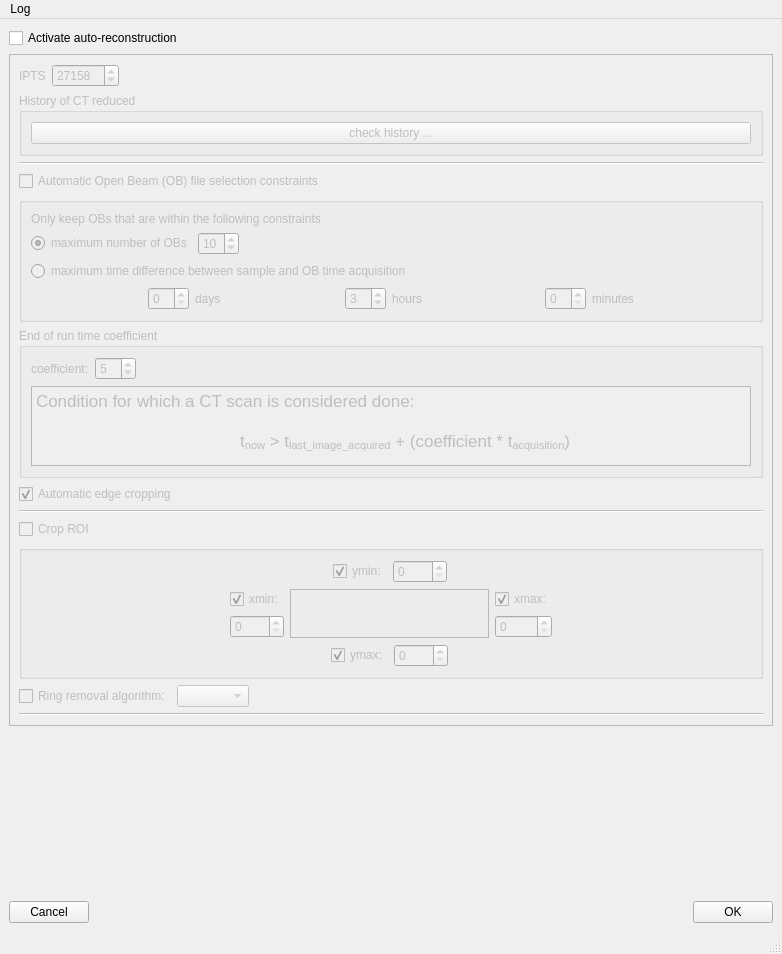
This is rockit_autoreconstruction_ui/ui/mainWindow.ui in ornlneutronimaging/rockit_autoreconstruction_ui as Qt 5 draws it before an edit. The edited form follows.
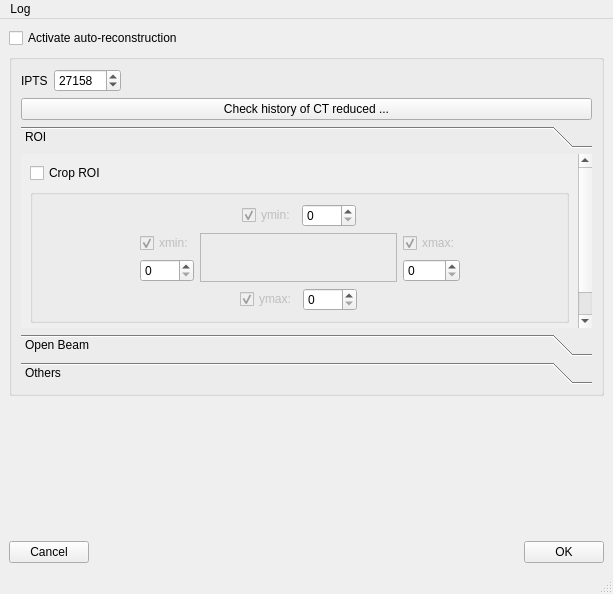
This is the edited form. The open tabs and pages were chosen to show the change.

Commit message: Improved ui. this refs #22

Diff of the .ui file:
```diff
--- a/rockit_autoreconstruction_ui/ui/mainWindow.ui
+++ b/rockit_autoreconstruction_ui/ui/mainWindow.ui
@@ -6,15 +6,15 @@
    <rect>
     <x>0</x>
     <y>0</y>
-    <width>782</width>
-    <height>954</height>
+    <width>613</width>
+    <height>594</height>
    </rect>
   </property>
   <property name="windowTitle">
    <string>maverick</string>
   </property>
   <widget class="QWidget" name="centralwidget">
-   <layout class="QVBoxLayout" name="verticalLayout_2">
+   <layout class="QVBoxLayout" name="verticalLayout_3">
     <item>
      <widget class="QCheckBox" name="activate_auto_reconstruction_checkBox">
       <property name="text">
@@ -23,15 +23,9 @@
      </widget>
     </item>
     <item>
-     <widget class="QFrame" name="auto_reconstruction_frame">
-      <property name="enabled">
-       <bool>false</bool>
-      </property>
-      <property name="frameShape">
-       <enum>QFrame::StyledPanel</enum>
-      </property>
-      <property name="frameShadow">
-       <enum>QFrame::Raised</enum>
+     <widget class="QGroupBox" name="groupBox">
+      <property name="title">
+       <string/>
       </property>
       <layout class="QVBoxLayout" name="verticalLayout">
        <item>
@@ -71,35 +65,314 @@
          </item>
         </layout>
        </item>
-       <item>
-        <widget class="QGroupBox" name="groupBox">
-         <property name="sizePolicy">
-          <sizepolicy hsizetype="Preferred" vsizetype="Expanding">
-           <horstretch>0</horstretch>
-           <verstretch>0</verstretch>
-          </sizepolicy>
-         </property>
-         <property name="title">
-          <string>History of CT reduced</string>
-         </property>
-         <layout class="QVBoxLayout" name="verticalLayout_3">
           <item>
            <widget class="QPushButton" name="preview_pushButton">
             <property name="text">
-             <string>check history ...</string>
+          <string>Check history of CT reduced ...</string>
             </property>
            </widget>
           </item>
-         </layout>
+       <item>
+        <widget class="QToolBox" name="toolBox">
+         <property name="currentIndex">
+          <number>2</number>
+         </property>
+         <widget class="QWidget" name="page">
+          <property name="geometry">
+           <rect>
+            <x>0</x>
+            <y>0</y>
+            <width>559</width>
+            <height>254</height>
+           </rect>
+          </property>
+          <attribute name="label">
+           <string>ROI</string>
+          </attribute>
+          <layout class="QVBoxLayout" name="verticalLayout_2">
+           <item>
+            <widget class="QCheckBox" name="crop_roi_checkBox">
+             <property name="text">
+              <string>Crop ROI</string>
+             </property>
+            </widget>
+           </item>
+           <item>
+            <widget class="QGroupBox" name="crop_roi_groupBox">
+             <property name="title">
+              <string/>
+             </property>
+             <layout class="QGridLayout" name="gridLayout">
+              <item row="1" column="2">
+               <widget class="QFrame" name="frame">
+                <property name="sizePolicy">
+                 <sizepolicy hsizetype="MinimumExpanding" vsizetype="Expanding">
+                  <horstretch>0</horstretch>
+                  <verstretch>0</verstretch>
+                 </sizepolicy>
+                </property>
+                <property name="frameShape">
+                 <enum>QFrame::StyledPanel</enum>
+                </property>
+                <property name="frameShadow">
+                 <enum>QFrame::Raised</enum>
+                </property>
+               </widget>
+              </item>
+              <item row="0" column="2">
+               <layout class="QHBoxLayout" name="horizontalLayout_3">
+                <item>
+                 <spacer name="horizontalSpacer_5">
+                  <property name="orientation">
+                   <enum>Qt::Horizontal</enum>
+                  </property>
+                  <property name="sizeHint" stdset="0">
+                   <size>
+                    <width>40</width>
+                    <height>20</height>
+                   </size>
+                  </property>
+                 </spacer>
+                </item>
+                <item>
+                 <widget class="QCheckBox" name="ymin_checkBox">
+                  <property name="enabled">
+                   <bool>false</bool>
+                  </property>
+                  <property name="text">
+                   <string>ymin:</string>
+                  </property>
+                  <property name="checked">
+                   <bool>true</bool>
+                  </property>
+                 </widget>
+                </item>
+                <item>
+                 <widget class="QSpinBox" name="ymin_spinBox">
+                  <property name="maximum">
+                   <number>5000</number>
+                  </property>
+                 </widget>
+                </item>
+                <item>
+                 <spacer name="horizontalSpacer_6">
+                  <property name="orientation">
+                   <enum>Qt::Horizontal</enum>
+                  </property>
+                  <property name="sizeHint" stdset="0">
+                   <size>
+                    <width>40</width>
+                    <height>20</height>
+                   </size>
+                  </property>
+                 </spacer>
+                </item>
+               </layout>
+              </item>
+              <item row="1" column="1">
+               <layout class="QVBoxLayout" name="verticalLayout_4">
+                <item>
+                 <spacer name="verticalSpacer_4">
+                  <property name="orientation">
+                   <enum>Qt::Vertical</enum>
+                  </property>
+                  <property name="sizeHint" stdset="0">
+                   <size>
+                    <width>20</width>
+                    <height>40</height>
+                   </size>
+                  </property>
+                 </spacer>
+                </item>
+                <item>
+                 <widget class="QCheckBox" name="xmin_checkBox">
+                  <property name="enabled">
+                   <bool>false</bool>
+                  </property>
+                  <property name="text">
+                   <string>xmin:</string>
+                  </property>
+                  <property name="checked">
+                   <bool>true</bool>
+                  </property>
         </widget>
        </item>
        <item>
-        <widget class="Line" name="line_3">
+                 <widget class="QSpinBox" name="xmin_spinBox">
+                  <property name="maximum">
+                   <number>5000</number>
+                  </property>
+                 </widget>
+                </item>
+                <item>
+                 <spacer name="verticalSpacer">
          <property name="orientation">
+                   <enum>Qt::Vertical</enum>
+                  </property>
+                  <property name="sizeHint" stdset="0">
+                   <size>
+                    <width>20</width>
+                    <height>40</height>
+                   </size>
+                  </property>
+                 </spacer>
+                </item>
+               </layout>
+              </item>
+              <item row="1" column="0">
+               <spacer name="horizontalSpacer_3">
+                <property name="orientation">
           <enum>Qt::Horizontal</enum>
          </property>
-        </widget>
-       </item>
+                <property name="sizeHint" stdset="0">
+                 <size>
+                  <width>40</width>
+                  <height>20</height>
+                 </size>
+                </property>
+               </spacer>
+              </item>
+              <item row="1" column="3">
+               <layout class="QVBoxLayout" name="verticalLayout_5">
+                <item>
+                 <spacer name="verticalSpacer_5">
+                  <property name="orientation">
+                   <enum>Qt::Vertical</enum>
+                  </property>
+                  <property name="sizeHint" stdset="0">
+                   <size>
+                    <width>20</width>
+                    <height>40</height>
+                   </size>
+                  </property>
+                 </spacer>
+                </item>
+                <item>
+                 <widget class="QCheckBox" name="xmax_checkBox">
+                  <property name="enabled">
+                   <bool>false</bool>
+                  </property>
+                  <property name="text">
+                   <string>xmax:</string>
+                  </property>
+                  <property name="checked">
+                   <bool>true</bool>
+                  </property>
+                 </widget>
+                </item>
+                <item>
+                 <widget class="QSpinBox" name="xmax_spinBox">
+                  <property name="maximum">
+                   <number>5000</number>
+                  </property>
+                 </widget>
+                </item>
+                <item>
+                 <spacer name="verticalSpacer_2">
+                  <property name="orientation">
+                   <enum>Qt::Vertical</enum>
+                  </property>
+                  <property name="sizeHint" stdset="0">
+                   <size>
+                    <width>20</width>
+                    <height>40</height>
+                   </size>
+                  </property>
+                 </spacer>
+                </item>
+               </layout>
+              </item>
+              <item row="2" column="2">
+               <layout class="QHBoxLayout" name="horizontalLayout_4">
+                <item>
+                 <spacer name="horizontalSpacer_7">
+                  <property name="orientation">
+                   <enum>Qt::Horizontal</enum>
+                  </property>
+                  <property name="sizeHint" stdset="0">
+                   <size>
+                    <width>40</width>
+                    <height>20</height>
+                   </size>
+                  </property>
+                 </spacer>
+                </item>
+                <item>
+                 <widget class="QCheckBox" name="ymax_checkBox">
+                  <property name="enabled">
+                   <bool>false</bool>
+                  </property>
+                  <property name="text">
+                   <string>ymax:</string>
+                  </property>
+                  <property name="checked">
+                   <bool>true</bool>
+                  </property>
+                 </widget>
+                </item>
+                <item>
+                 <widget class="QSpinBox" name="ymax_spinBox">
+                  <property name="maximum">
+                   <number>5000</number>
+                  </property>
+                 </widget>
+                </item>
+                <item>
+                 <spacer name="horizontalSpacer_8">
+                  <property name="orientation">
+                   <enum>Qt::Horizontal</enum>
+                  </property>
+                  <property name="sizeHint" stdset="0">
+                   <size>
+                    <width>40</width>
+                    <height>20</height>
+                   </size>
+                  </property>
+                 </spacer>
+                </item>
+               </layout>
+              </item>
+              <item row="1" column="4">
+               <spacer name="horizontalSpacer_4">
+                <property name="orientation">
+                 <enum>Qt::Horizontal</enum>
+                </property>
+                <property name="sizeHint" stdset="0">
+                 <size>
+                  <width>40</width>
+                  <height>20</height>
+                 </size>
+                </property>
+               </spacer>
+              </item>
+             </layout>
+            </widget>
+           </item>
+           <item>
+            <widget class="QCheckBox" name="automatic_edge_cropping_checkBox">
+             <property name="text">
+              <string>Automatic edge cropping</string>
+             </property>
+             <property name="checked">
+              <bool>true</bool>
+             </property>
+            </widget>
+           </item>
+          </layout>
+         </widget>
+         <widget class="QWidget" name="page_2">
+          <property name="geometry">
+           <rect>
+            <x>0</x>
+            <y>0</y>
+            <width>559</width>
+            <height>207</height>
+           </rect>
+          </property>
+          <attribute name="label">
+           <string>Open Beam</string>
+          </attribute>
+          <layout class="QVBoxLayout" name="verticalLayout_9">
        <item>
         <widget class="QCheckBox" name="ob_checkBox">
          <property name="text">
@@ -272,6 +545,26 @@
         </widget>
        </item>
        <item>
+            <spacer name="verticalSpacer_7">
+             <property name="orientation">
+              <enum>Qt::Vertical</enum>
+             </property>
+             <property name="sizeHint" stdset="0">
+              <size>
+               <width>20</width>
+               <height>30</height>
+              </size>
+             </property>
+            </spacer>
+           </item>
+          </layout>
+         </widget>
+         <widget class="QWidget" name="page_3">
+          <attribute name="label">
+           <string>Others</string>
+          </attribute>
+          <layout class="QVBoxLayout" name="verticalLayout_8">
+           <item>
         <widget class="QGroupBox" name="groupBox_2">
          <property name="title">
           <string>End of run time coefficient</string>
@@ -345,281 +638,6 @@
          </layout>
         </widget>
        </item>
-       <item>
-        <widget class="QCheckBox" name="automatic_edge_cropping_checkBox">
-         <property name="text">
-          <string>Automatic edge cropping</string>
-         </property>
-         <property name="checked">
-          <bool>true</bool>
-         </property>
-        </widget>
-       </item>
-       <item>
-        <widget class="Line" name="line_2">
-         <property name="orientation">
-          <enum>Qt::Horizontal</enum>
-         </property>
-        </widget>
-       </item>
-       <item>
-        <widget class="QCheckBox" name="crop_roi_checkBox">
-         <property name="text">
-          <string>Crop ROI</string>
-         </property>
-        </widget>
-       </item>
-       <item>
-        <widget class="QGroupBox" name="crop_roi_groupBox">
-         <property name="title">
-          <string/>
-         </property>
-         <layout class="QGridLayout" name="gridLayout">
-          <item row="1" column="2">
-           <widget class="QFrame" name="frame">
-            <property name="sizePolicy">
-             <sizepolicy hsizetype="MinimumExpanding" vsizetype="Expanding">
-              <horstretch>0</horstretch>
-              <verstretch>0</verstretch>
-             </sizepolicy>
-            </property>
-            <property name="frameShape">
-             <enum>QFrame::StyledPanel</enum>
-            </property>
-            <property name="frameShadow">
-             <enum>QFrame::Raised</enum>
-            </property>
-           </widget>
-          </item>
-          <item row="0" column="2">
-           <layout class="QHBoxLayout" name="horizontalLayout_3">
-            <item>
-             <spacer name="horizontalSpacer_5">
-              <property name="orientation">
-               <enum>Qt::Horizontal</enum>
-              </property>
-              <property name="sizeHint" stdset="0">
-               <size>
-                <width>40</width>
-                <height>20</height>
-               </size>
-              </property>
-             </spacer>
-            </item>
-            <item>
-             <widget class="QCheckBox" name="ymin_checkBox">
-              <property name="enabled">
-               <bool>false</bool>
-              </property>
-              <property name="text">
-               <string>ymin:</string>
-              </property>
-              <property name="checked">
-               <bool>true</bool>
-              </property>
-             </widget>
-            </item>
-            <item>
-             <widget class="QSpinBox" name="ymin_spinBox">
-              <property name="maximum">
-               <number>5000</number>
-              </property>
-             </widget>
-            </item>
-            <item>
-             <spacer name="horizontalSpacer_6">
-              <property name="orientation">
-               <enum>Qt::Horizontal</enum>
-              </property>
-              <property name="sizeHint" stdset="0">
-               <size>
-                <width>40</width>
-                <height>20</height>
-               </size>
-              </property>
-             </spacer>
-            </item>
-           </layout>
-          </item>
-          <item row="1" column="1">
-           <layout class="QVBoxLayout" name="verticalLayout_4">
-            <item>
-             <spacer name="verticalSpacer_4">
-              <property name="orientation">
-               <enum>Qt::Vertical</enum>
-              </property>
-              <property name="sizeHint" stdset="0">
-               <size>
-                <width>20</width>
-                <height>40</height>
-               </size>
-              </property>
-             </spacer>
-            </item>
-            <item>
-             <widget class="QCheckBox" name="xmin_checkBox">
-              <property name="enabled">
-               <bool>false</bool>
-              </property>
-              <property name="text">
-               <string>xmin:</string>
-              </property>
-              <property name="checked">
-               <bool>true</bool>
-              </property>
-             </widget>
-            </item>
-            <item>
-             <widget class="QSpinBox" name="xmin_spinBox">
-              <property name="maximum">
-               <number>5000</number>
-              </property>
-             </widget>
-            </item>
-            <item>
-             <spacer name="verticalSpacer">
-              <property name="orientation">
-               <enum>Qt::Vertical</enum>
-              </property>
-              <property name="sizeHint" stdset="0">
-               <size>
-                <width>20</width>
-                <height>40</height>
-               </size>
-              </property>
-             </spacer>
-            </item>
-           </layout>
-          </item>
-          <item row="1" column="0">
-           <spacer name="horizontalSpacer_3">
-            <property name="orientation">
-             <enum>Qt::Horizontal</enum>
-            </property>
-            <property name="sizeHint" stdset="0">
-             <size>
-              <width>40</width>
-              <height>20</height>
-             </size>
-            </property>
-           </spacer>
-          </item>
-          <item row="1" column="3">
-           <layout class="QVBoxLayout" name="verticalLayout_5">
-            <item>
-             <spacer name="verticalSpacer_5">
-              <property name="orientation">
-               <enum>Qt::Vertical</enum>
-              </property>
-              <property name="sizeHint" stdset="0">
-               <size>
-                <width>20</width>
-                <height>40</height>
-               </size>
-              </property>
-             </spacer>
-            </item>
-            <item>
-             <widget class="QCheckBox" name="xmax_checkBox">
-              <property name="enabled">
-               <bool>false</bool>
-              </property>
-              <property name="text">
-               <string>xmax:</string>
-              </property>
-              <property name="checked">
-               <bool>true</bool>
-              </property>
-             </widget>
-            </item>
-            <item>
-             <widget class="QSpinBox" name="xmax_spinBox">
-              <property name="maximum">
-               <number>5000</number>
-              </property>
-             </widget>
-            </item>
-            <item>
-             <spacer name="verticalSpacer_2">
-              <property name="orientation">
-               <enum>Qt::Vertical</enum>
-              </property>
-              <property name="sizeHint" stdset="0">
-               <size>
-                <width>20</width>
-                <height>40</height>
-               </size>
-              </property>
-             </spacer>
-            </item>
-           </layout>
-          </item>
-          <item row="2" column="2">
-           <layout class="QHBoxLayout" name="horizontalLayout_4">
-            <item>
-             <spacer name="horizontalSpacer_7">
-              <property name="orientation">
-               <enum>Qt::Horizontal</enum>
-              </property>
-              <property name="sizeHint" stdset="0">
-               <size>
-                <width>40</width>
-                <height>20</height>
-               </size>
-              </property>
-             </spacer>
-            </item>
-            <item>
-             <widget class="QCheckBox" name="ymax_checkBox">
-              <property name="enabled">
-               <bool>false</bool>
-              </property>
-              <property name="text">
-               <string>ymax:</string>
-              </property>
-              <property name="checked">
-               <bool>true</bool>
-              </property>
-             </widget>
-            </item>
-            <item>
-             <widget class="QSpinBox" name="ymax_spinBox">
-              <property name="maximum">
-               <number>5000</number>
-              </property>
-             </widget>
-            </item>
-            <item>
-             <spacer name="horizontalSpacer_8">
-              <property name="orientation">
-               <enum>Qt::Horizontal</enum>
-              </property>
-              <property name="sizeHint" stdset="0">
-               <size>
-                <width>40</width>
-                <height>20</height>
-               </size>
-              </property>
-             </spacer>
-            </item>
-           </layout>
-          </item>
-          <item row="1" column="4">
-           <spacer name="horizontalSpacer_4">
-            <property name="orientation">
-             <enum>Qt::Horizontal</enum>
-            </property>
-            <property name="sizeHint" stdset="0">
-             <size>
-              <width>40</width>
-              <height>20</height>
-             </size>
-            </property>
-           </spacer>
-          </item>
-         </layout>
-        </widget>
-       </item>
        <item>
         <layout class="QHBoxLayout" name="horizontalLayout_7">
          <item>
@@ -648,10 +666,20 @@
         </layout>
        </item>
        <item>
-        <widget class="Line" name="line_4">
+            <spacer name="verticalSpacer_6">
          <property name="orientation">
-          <enum>Qt::Horizontal</enum>
-         </property>
+              <enum>Qt::Vertical</enum>
+             </property>
+             <property name="sizeHint" stdset="0">
+              <size>
+               <width>20</width>
+               <height>172</height>
+              </size>
+             </property>
+            </spacer>
+           </item>
+          </layout>
+         </widget>
         </widget>
        </item>
       </layout>
@@ -708,7 +736,7 @@
     <rect>
      <x>0</x>
      <y>0</y>
-     <width>782</width>
+     <width>613</width>
      <height>24</height>
     </rect>
    </property>
```
Left out of the diff: 36 changed lines with no effect on the pictures. Lines whose indentation alone changed are shown as unchanged.
